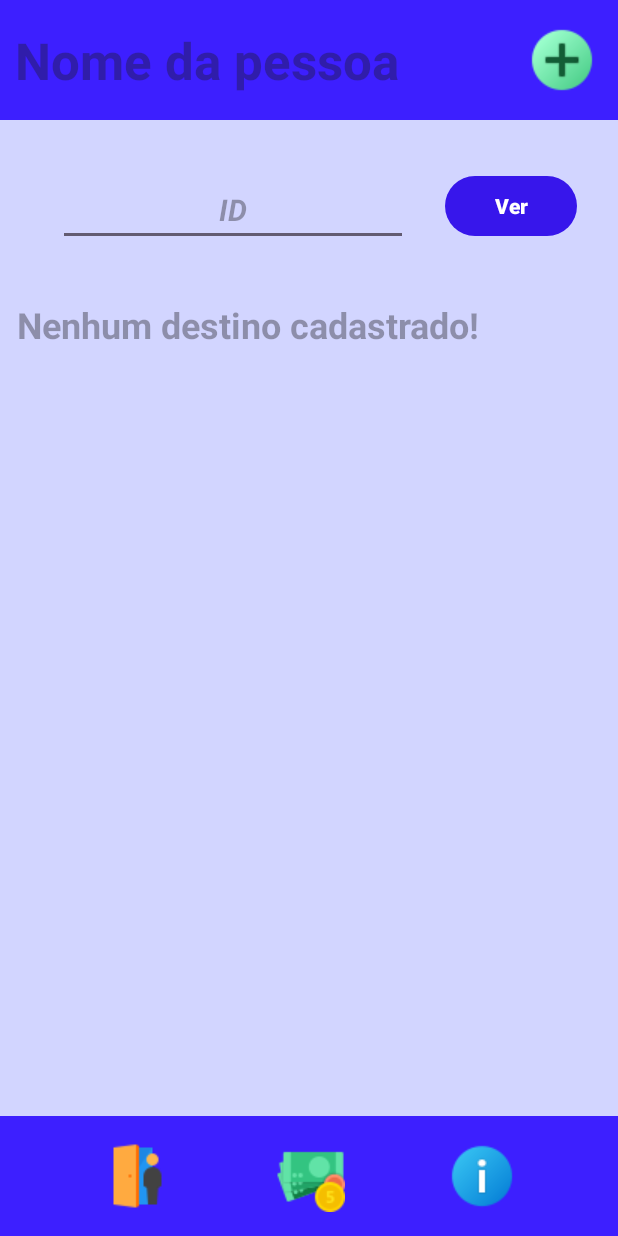
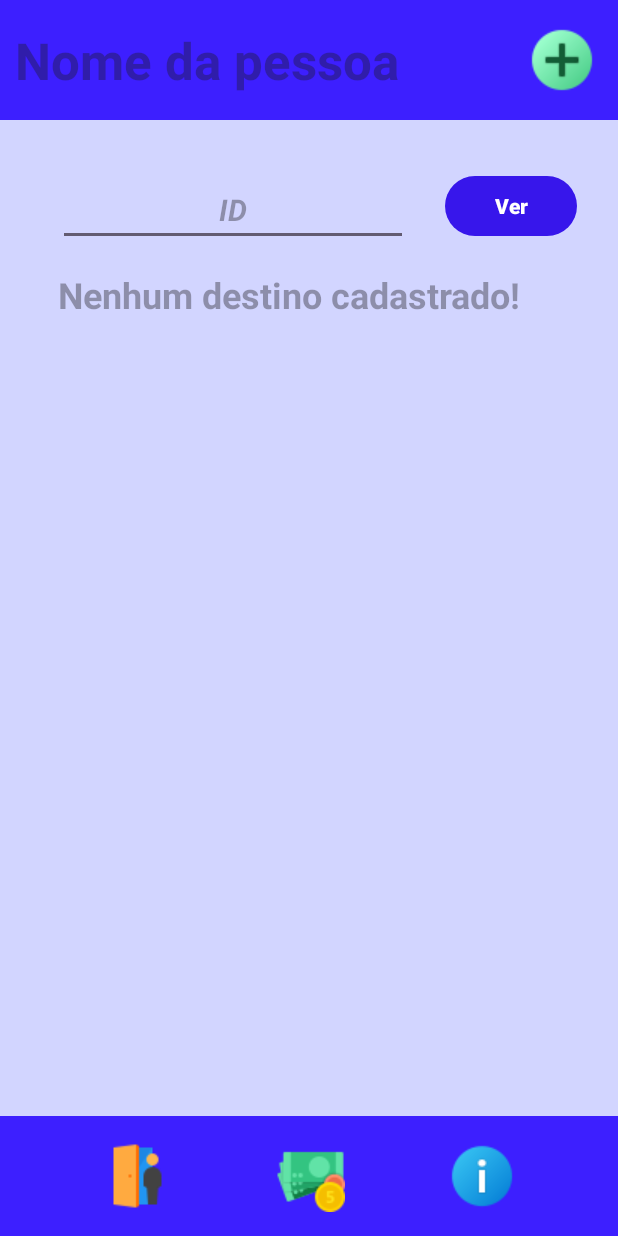
Before and after one commit to DanielCarolino89/Kotlin-App-TravelSaver, an Android app: the MainActivity5 screen opened directly, with no data from a screen before it, on a phone screen of 412 x 824 dp. Run offline under Robolectric (Android 15) with nearby library versions, the phone set to English and light mode, and no system bars; our stand-ins replace Firebase (no records; nobody signed in at launch, a user with empty details on screens opened directly).

Commit message:
Initial commit

```diff
--- a/app/src/main/res/layout/activity_main5.xml
+++ b/app/src/main/res/layout/activity_main5.xml
@@ -88,14 +88,14 @@
         android:id="@+id/textPostagem"
         android:layout_width="wrap_content"
         android:layout_height="wrap_content"
-        android:layout_marginTop="120dp"
+        android:layout_marginTop="100dp"
         android:gravity="start"
         android:hint="Nenhum destino cadastrado!"
         android:textColor="@color/textblack"
         android:textSize="24sp"
         android:textStyle="bold"
         app:layout_constraintEnd_toEndOf="parent"
-        app:layout_constraintHorizontal_bias="0.107"
+        app:layout_constraintHorizontal_bias="0.376"
         app:layout_constraintStart_toStartOf="parent"
         app:layout_constraintTop_toBottomOf="@+id/bottomNavigationView" />
 
```
